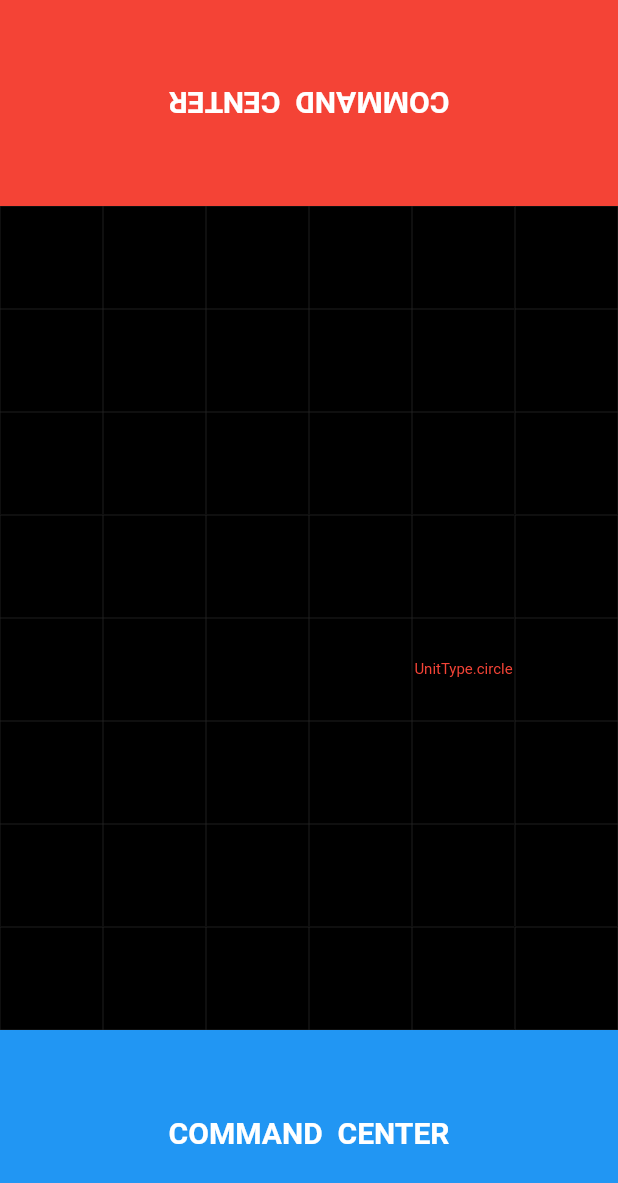
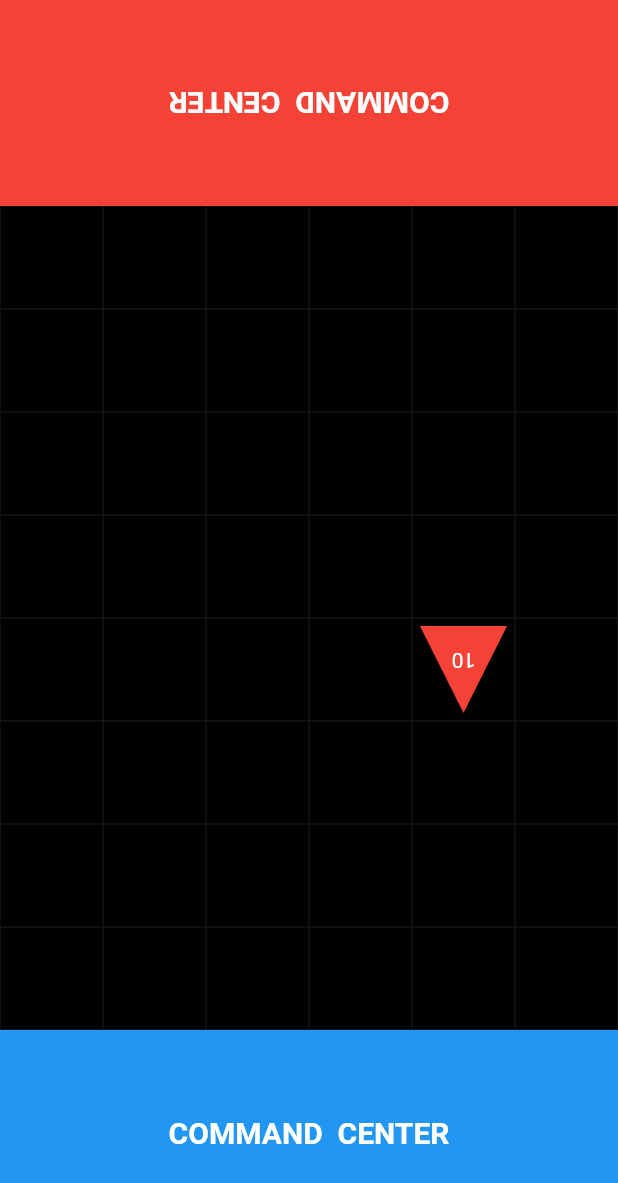
Before and after one commit to vndly/tactic-game, a Flutter app: the screen it shows after launch, after a tap on an icon or button, on a phone screen of 412 x 824 dp. Shown: the top 1183 px of the screen. Run offline on Flutter 3.47's test engine with Material 2 defaults, Android fonts, the light colour scheme and no system bars.

Commit message:
Code cleanup

```diff
--- a/lib/models/player.dart
+++ b/lib/models/player.dart
@@ -4,6 +4,7 @@ import 'package:flutter/material.dart';
 class Player {
   final int id;
   final Color color;
+  final int quarterTurns;
   final List<Unit> units = [];
   int health;
 
@@ -11,7 +12,7 @@ class Player {
     @required this.id,
     @required this.color,
     @required this.health,
-  });
+  }) : quarterTurns = (id == 1) ? 0 : 2;
 
   void addUnit(Unit unit) => units.add(unit);
 }
--- a/lib/models/unit.dart
+++ b/lib/models/unit.dart
@@ -7,11 +7,13 @@ class Unit {
   final int y;
   final Player player;
   final UnitType type;
+  int health;
 
-  const Unit({
+  Unit({
     @required this.x,
     @required this.y,
     @required this.player,
     @required this.type,
+    @required this.health,
   });
 }
--- a/lib/widgets/cell.dart
+++ b/lib/widgets/cell.dart
@@ -1,5 +1,6 @@
 import 'package:cards_game/models/battlefield.dart';
 import 'package:cards_game/models/unit.dart';
+import 'package:cards_game/widgets/unit_widget.dart';
 import 'package:flutter/material.dart';
 
 class Cell extends StatelessWidget {
@@ -31,14 +32,9 @@ class Cell extends StatelessWidget {
         ),
       ),
       child: (unit != null)
-          ? Center(
-              child: Text(
-                unit.type.toString(),
-                style: TextStyle(
-                  fontSize: 10,
-                  color: unit.player.color,
-                ),
-              ),
+          ? RotatedBox(
+              quarterTurns: unit.player.quarterTurns,
+              child: UnitWidget(unit: unit),
             )
           : Container(),
     );
--- a/lib/widgets/command_center.dart
+++ b/lib/widgets/command_center.dart
@@ -24,7 +24,7 @@ class CommandCenter extends StatelessWidget {
           onTap: () => onTap(player),
           child: Center(
             child: RotatedBox(
-              quarterTurns: (player.id == 1) ? 0 : 2,
+              quarterTurns: player.quarterTurns,
               child: Text(
                 'COMMAND  CENTER',
                 style: TextStyle(
--- a/lib/widgets/match_screen.dart
+++ b/lib/widgets/match_screen.dart
@@ -56,7 +56,8 @@ class _MatchScreenState extends State<MatchScreen> {
           x: Random().nextInt(widget.battlefield.width),
           y: Random().nextInt(widget.battlefield.height),
           player: player,
-          type: UnitType.circle,
+          type: UnitType.triangle,
+          health: 10,
         ),
       );
     });
--- /dev/null
+++ b/lib/widgets/unit_widget.dart
@@ -0,0 +1,121 @@
+import 'package:cards_game/models/unit.dart';
+import 'package:cards_game/models/unit_type.dart';
+import 'package:flutter/material.dart';
+
+class UnitWidget extends StatelessWidget {
+  final Unit unit;
+
+  UnitWidget({@required this.unit});
+
+  @override
+  Widget build(BuildContext context) {
+    return Center(
+      child: Padding(
+        padding: const EdgeInsets.all(5),
+        child: CustomPaint(
+          painter: _painter(unit),
+          child: Container(),
+        ),
+      ),
+    );
+  }
+
+  CustomPainter _painter(Unit unit) {
+    switch (unit.type) {
+      case UnitType.circle:
+        return CirclePainter(unit: unit);
+
+      case UnitType.triangle:
+        return TrianglePainter(unit: unit);
+
+      case UnitType.square:
+        return SquarePainter(unit: unit);
+
+      default:
+        return null;
+    }
+  }
+}
+
+class CirclePainter extends BasePainter {
+  CirclePainter({@required Unit unit}) : super(unit: unit);
+
+  @override
+  void paint(Canvas canvas, Size size) {
+    canvas.drawCircle(size.center(Offset(0, 0)), size.width / 2, painter);
+
+    super.paint(canvas, size);
+  }
+
+  @override
+  bool shouldRepaint(CustomPainter oldDelegate) => true;
+}
+
+class TrianglePainter extends BasePainter {
+  TrianglePainter({@required Unit unit}) : super(unit: unit);
+
+  @override
+  void paint(Canvas canvas, Size size) {
+    final Path path = Path();
+
+    path.moveTo(size.width / 2, 0);
+    path.lineTo(0, size.height);
+    path.lineTo(size.height, size.width);
+    path.close();
+
+    canvas.drawPath(path, painter);
+
+    super.paint(canvas, size);
+  }
+
+  @override
+  bool shouldRepaint(CustomPainter oldDelegate) => true;
+}
+
+class SquarePainter extends BasePainter {
+  SquarePainter({@required Unit unit}) : super(unit: unit);
+
+  @override
+  void paint(Canvas canvas, Size size) {
+    final Rect rect = Rect.fromLTRB(0, 0, size.width, size.height);
+
+    canvas.drawRect(rect, painter);
+
+    super.paint(canvas, size);
+  }
+
+  @override
+  bool shouldRepaint(CustomPainter oldDelegate) => true;
+}
+
+class BasePainter extends CustomPainter {
+  final Unit unit;
+  final Paint painter;
+
+  BasePainter({@required this.unit})
+      : painter = Paint()..color = unit.player.color;
+
+  @override
+  void paint(Canvas canvas, Size size) {
+    final TextSpan span = TextSpan(
+      style: TextStyle(color: Colors.white),
+      text: '${unit.health}',
+    );
+    final TextPainter tp = TextPainter(
+      text: span,
+      textAlign: TextAlign.center,
+      textDirection: TextDirection.ltr,
+    );
+    tp.layout();
+    tp.paint(
+      canvas,
+      Offset(
+        (size.width - tp.width) * 0.5,
+        (size.height - tp.height) * 0.65,
+      ),
+    );
+  }
+
+  @override
+  bool shouldRepaint(CustomPainter oldDelegate) => true;
+}
```
